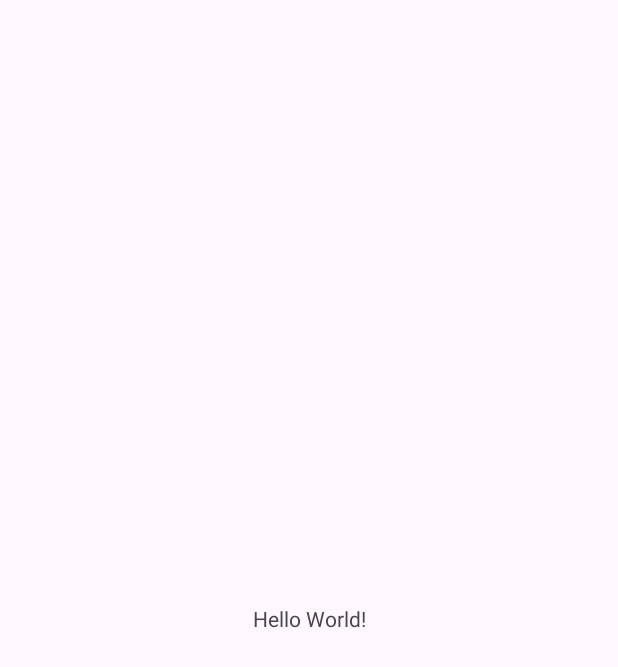
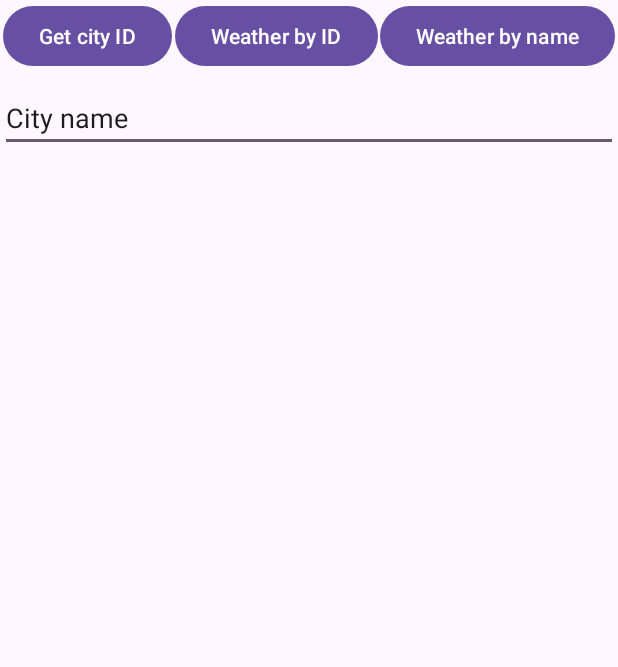
Before and after one commit to sebastianbrzustowicz/Robot-tasker-client, an Android app: the screen it shows after launch (MainActivity), on a phone screen of 412 x 824 dp. Before the commit the part shown is almost empty. Shown: the top 667 px of the screen. Run offline under Robolectric (Android 15) with nearby library versions, the phone set to English and light mode, and no system bars; our stand-ins replace Volley.

Commit message:
adding simple json request

```diff
--- a/app/build.gradle.kts
+++ b/app/build.gradle.kts
@@ -36,4 +36,5 @@ dependencies {
     testImplementation("junit:junit:4.13.2")
     androidTestImplementation("androidx.test.ext:junit:1.1.5")
     androidTestImplementation("androidx.test.espresso:espresso-core:3.5.1")
+    implementation("com.android.volley:volley:1.2.1")
 }
--- a/app/src/main/AndroidManifest.xml
+++ b/app/src/main/AndroidManifest.xml
@@ -1,6 +1,8 @@
 <?xml version="1.0" encoding="utf-8"?>
 <manifest xmlns:android="http://schemas.android.com/apk/res/android"
     xmlns:tools="http://schemas.android.com/tools">
+
+    <uses-permission android:name="android.permission.INTERNET" />
 
     <application
         android:allowBackup="true"
@@ -11,6 +13,7 @@
         android:roundIcon="@mipmap/ic_launcher_round"
         android:supportsRtl="true"
         android:theme="@style/Theme.RobotTaskerClient"
+        android:networkSecurityConfig="@xml/network_security_config"
         tools:targetApi="31">
         <activity
             android:name=".MainActivity"
--- a/app/src/main/java/com/sebastianbrzustowicz/robottaskerclient/MainActivity.java
+++ b/app/src/main/java/com/sebastianbrzustowicz/robottaskerclient/MainActivity.java
@@ -3,12 +3,87 @@ package com.sebastianbrzustowicz.robottaskerclient;
 import androidx.appcompat.app.AppCompatActivity;
 
 import android.os.Bundle;
+import android.util.Log;
+import android.view.View;
+import android.widget.Button;
+import android.widget.EditText;
+import android.widget.ListView;
+import android.widget.Toast;
+
+import com.android.volley.Request;
+import com.android.volley.RequestQueue;
+import com.android.volley.Response;
+import com.android.volley.VolleyError;
+import com.android.volley.toolbox.StringRequest;
+import com.android.volley.toolbox.Volley;
 
 public class MainActivity extends AppCompatActivity {
+
+    Button btn_getCityID, btn_getWeatherByCityID, btn_getWeatherByCityName;
+    EditText et_dataInput;
+    ListView lv_weatherReport;
 
     @Override
     protected void onCreate(Bundle savedInstanceState) {
         super.onCreate(savedInstanceState);
         setContentView(R.layout.activity_main);
+
+        // assign values to each control on the layout
+        btn_getCityID = findViewById(R.id.btn_getCityID);
+        btn_getWeatherByCityID = findViewById(R.id.btn_getWeatherByCityID);
+        btn_getWeatherByCityName = findViewById(R.id.btn_getWeatherByCityName);
+
+        et_dataInput = findViewById(R.id.et_dataInput);
+        lv_weatherReport = findViewById(R.id.lv_weatherReport);
+
+        // click listeners for each button
+        btn_getCityID.setOnClickListener(new View.OnClickListener() {
+            @Override
+            public void onClick(View v) {
+
+                // Instantiate the RequestQueue.
+                RequestQueue queue = Volley.newRequestQueue(MainActivity.this);
+
+                //String url = "http://localhost:8080/rest/user/register";
+                String url = "http://10.0.2.2:8080/rest/vehicle/information?userId=732a2c2e-9fba-11ee-83ae-0242ac110002";
+                //String url = "https://dummyjson.com/products/1";
+
+                // Request a string response from the provided URL.
+                StringRequest stringRequest = new StringRequest(Request.Method.GET, url,
+                        new Response.Listener<String>() {
+                            @Override
+                            public void onResponse(String response) {
+                                // Display the first 500 characters of the response string.
+                                    Toast.makeText(MainActivity.this, response, Toast.LENGTH_SHORT).show();
+                            }
+                        }, new Response.ErrorListener() {
+                    @Override
+                    public void onErrorResponse(VolleyError error) {
+                        Log.e("Volley Error", "Error occurred: " + error.toString());
+                    }
+                });
+
+                // Add the request to the RequestQueue.
+                queue.add(stringRequest);
+
+                // Toast.makeText(MainActivity.this, "Button 1 clicked", Toast.LENGTH_SHORT).show();
+            }
+        });
+
+        btn_getWeatherByCityID.setOnClickListener(new View.OnClickListener() {
+            @Override
+            public void onClick(View v) {
+                Toast.makeText(MainActivity.this, "Button 2 clicked", Toast.LENGTH_SHORT).show();
+            }
+        });
+
+        btn_getWeatherByCityName.setOnClickListener(new View.OnClickListener() {
+            @Override
+            public void onClick(View v) {
+
+                Toast.makeText(MainActivity.this, "You typed " + et_dataInput.getText().toString(), Toast.LENGTH_SHORT).show();
+            }
+        });
+
     }
 }
--- a/app/src/main/res/layout/activity_main.xml
+++ b/app/src/main/res/layout/activity_main.xml
@@ -6,13 +6,53 @@
     android:layout_height="match_parent"
     tools:context=".MainActivity">
 
-    <TextView
+    <Button
+        android:id="@+id/btn_getCityID"
         android:layout_width="wrap_content"
         android:layout_height="wrap_content"
-        android:text="Hello World!"
+        android:text="Get city ID"
+        app:layout_constraintEnd_toStartOf="@+id/btn_getWeatherByCityID"
+        app:layout_constraintStart_toStartOf="parent"
+        app:layout_constraintTop_toTopOf="parent" />
+
+    <Button
+        android:id="@+id/btn_getWeatherByCityID"
+        android:layout_width="wrap_content"
+        android:layout_height="wrap_content"
+        android:text="Weather by ID"
+        app:layout_constraintStart_toEndOf="@+id/btn_getCityID"
+        app:layout_constraintEnd_toStartOf="@+id/btn_getWeatherByCityName"
+        app:layout_constraintTop_toTopOf="@+id/btn_getCityID" />
+
+    <Button
+        android:id="@+id/btn_getWeatherByCityName"
+        android:layout_width="wrap_content"
+        android:layout_height="wrap_content"
+        android:text="Weather by name"
+        app:layout_constraintEnd_toEndOf="parent"
+        app:layout_constraintStart_toEndOf="@+id/btn_getWeatherByCityID"
+        app:layout_constraintTop_toTopOf="@+id/btn_getWeatherByCityID" />
+
+    <EditText
+        android:id="@+id/et_dataInput"
+        android:layout_width="0dp"
+        android:layout_height="wrap_content"
+        android:layout_marginTop="8dp"
+        android:ems="10"
+        android:inputType="text"
+        android:text="City name"
+        app:layout_constraintEnd_toEndOf="parent"
+        app:layout_constraintHorizontal_bias="1.0"
+        app:layout_constraintStart_toStartOf="parent"
+        app:layout_constraintTop_toBottomOf="@+id/btn_getCityID" />
+
+    <ListView
+        android:id="@+id/lv_weatherReport"
+        android:layout_width="391dp"
+        android:layout_height="682dp"
+        android:layout_marginTop="8dp"
         app:layout_constraintBottom_toBottomOf="parent"
         app:layout_constraintEnd_toEndOf="parent"
         app:layout_constraintStart_toStartOf="parent"
-        app:layout_constraintTop_toTopOf="parent" />
-
+        app:layout_constraintTop_toBottomOf="@+id/et_dataInput" />
 </androidx.constraintlayout.widget.ConstraintLayout>
--- /dev/null
+++ b/app/src/main/res/xml/network_security_config.xml
@@ -0,0 +1,6 @@
+<?xml version="1.0" encoding="utf-8"?>
+<network-security-config>
+    <domain-config cleartextTrafficPermitted="true">
+        <domain includeSubdomains="true">10.0.2.2</domain>
+    </domain-config>
+</network-security-config>
```
